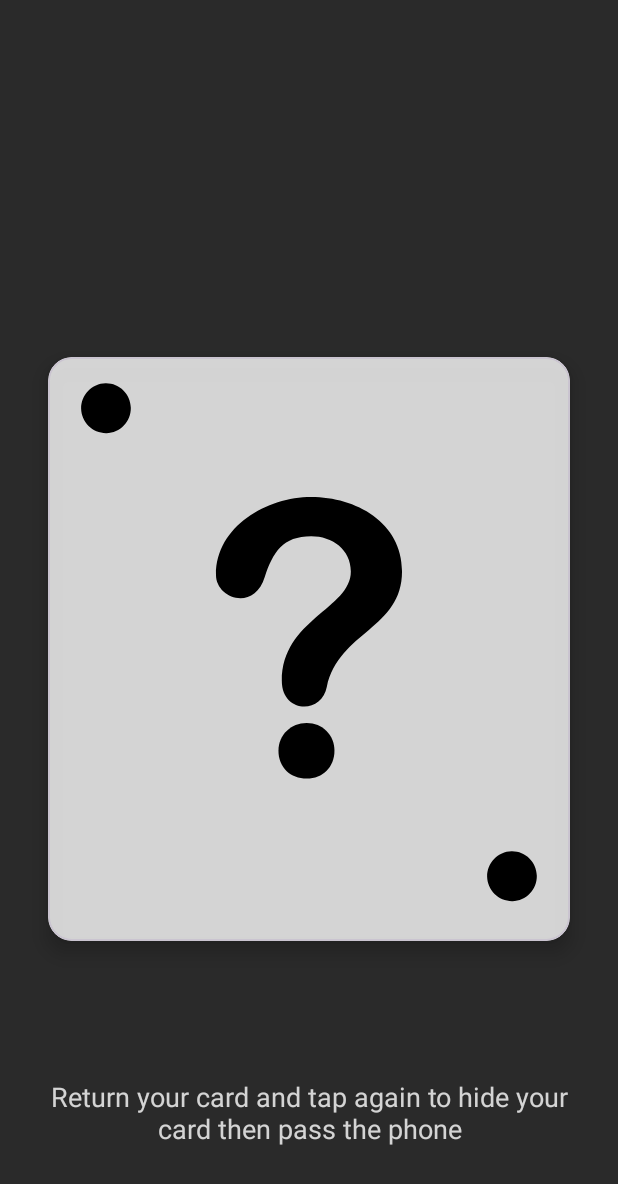
After one commit to pouryash/spy-game, an Android app: the ChooseRoleActivity screen opened directly, with no data from a screen before it, on a phone screen of 412 x 824 dp. The commit adds this screen. Shown: the top 1184 px of the screen. Run offline under Robolectric (Android 15) with nearby library versions, the phone set to English and light mode, and no system bars.

Commit message:
impl choose role

```diff
--- a/app/src/main/AndroidManifest.xml
+++ b/app/src/main/AndroidManifest.xml
@@ -14,7 +14,12 @@
         android:theme="@style/Theme.SpyGame"
         tools:targetApi="31">
         <activity
+            android:name=".ChooseRoleActivity"
+            android:screenOrientation="sensorPortrait"
+            android:exported="false" />
+        <activity
             android:name=".ConfigActivity"
+            android:screenOrientation="sensorPortrait"
             android:exported="false" />
         <activity
             android:name=".MainActivity"
--- /dev/null
+++ b/app/src/main/java/com/pourya/spy_game/ChooseRoleActivity.kt
@@ -0,0 +1,81 @@
+package com.pourya.spy_game
+
+import android.animation.AnimatorInflater
+import android.animation.AnimatorSet
+import android.content.Context
+import android.os.Bundle
+import android.view.View
+import androidx.appcompat.app.AppCompatActivity
+import androidx.core.animation.doOnEnd
+import androidx.core.view.isVisible
+import com.pourya.spy_game.databinding.ActivityChooseRoleBinding
+
+class ChooseRoleActivity : AppCompatActivity() {
+
+    private lateinit var binding: ActivityChooseRoleBinding
+    private var isCardAnimationEnd = true
+
+    override fun onCreate(savedInstanceState: Bundle?) {
+        super.onCreate(savedInstanceState)
+
+        binding = ActivityChooseRoleBinding.inflate(layoutInflater)
+        setContentView(binding.root)
+        setupViews()
+        changeCameraDistance()
+
+    }
+
+    private fun setupViews() {
+        binding.chooseRoleDefaultRoot.root.setOnClickListener {
+            if (binding.chooseRoleDefaultRoot.root.isVisible && isCardAnimationEnd) {
+                isCardAnimationEnd = false
+                flipCard(
+                    this,
+                    binding.chooseRoleShowValueRoot.root,
+                    binding.chooseRoleDefaultRoot.root
+                )
+            }
+        }
+        binding.chooseRoleShowValueRoot.root.setOnClickListener {
+            if (binding.chooseRoleShowValueRoot.root.isVisible && isCardAnimationEnd){
+                isCardAnimationEnd = false
+                flipCard(
+                    this,
+                    binding.chooseRoleDefaultRoot.root,
+                    binding.chooseRoleShowValueRoot.root
+                )
+            }
+        }
+    }
+
+    private fun changeCameraDistance() {
+        val distance = 8000
+        val scale = resources.displayMetrics.density * distance
+        binding.chooseRoleShowValueRoot.root.cameraDistance = scale
+        binding.chooseRoleDefaultRoot.root.cameraDistance = scale
+    }
+
+    fun flipCard(context: Context, visibleView: View, inVisibleView: View) {
+
+        visibleView.visibility = View.VISIBLE
+        val flipOutAnimatorSet =
+            AnimatorInflater.loadAnimator(
+                context,
+                R.animator.flip_out
+            ) as AnimatorSet
+        flipOutAnimatorSet.setTarget(inVisibleView)
+        val flipInAnimationSet =
+            AnimatorInflater.loadAnimator(
+                context,
+                R.animator.flip_in
+            ) as AnimatorSet
+        flipInAnimationSet.setTarget(visibleView)
+        flipOutAnimatorSet.start()
+        flipInAnimationSet.start()
+        flipInAnimationSet.doOnEnd {
+            inVisibleView.visibility = View.GONE
+            isCardAnimationEnd = true
+        }
+    }
+
+}
--- /dev/null
+++ b/app/src/main/res/animator/flip_in.xml
@@ -0,0 +1,21 @@
+<set xmlns:android="http://schemas.android.com/apk/res/android">
+    <objectAnimator
+        android:valueFrom="1.0"
+        android:valueTo="0.0"
+        android:propertyName="alpha"
+        android:duration="0" />
+
+    <objectAnimator
+        android:valueFrom="-180"
+        android:valueTo="0"
+        android:propertyName="rotationY"
+        android:repeatMode="reverse"
+        android:duration="1500" />
+
+    <objectAnimator
+        android:valueFrom="0.0"
+        android:valueTo="1.0"
+        android:propertyName="alpha"
+        android:startOffset="750"
+        android:duration="0" />
+</set>
--- /dev/null
+++ b/app/src/main/res/animator/flip_out.xml
@@ -0,0 +1,14 @@
+<set xmlns:android="http://schemas.android.com/apk/res/android">
+    <objectAnimator
+        android:valueFrom="0"
+        android:valueTo="180"
+        android:propertyName="rotationY"
+        android:duration="1500" />
+
+    <objectAnimator
+        android:valueFrom="1.0"
+        android:valueTo="0.0"
+        android:propertyName="alpha"
+        android:startOffset="750"
+        android:duration="1" />
+</set>
--- /dev/null
+++ b/app/src/main/res/drawable/ic_circle.xml
@@ -0,0 +1,10 @@
+<vector xmlns:android="http://schemas.android.com/apk/res/android"
+    android:width="700dp"
+    android:height="700dp"
+    android:viewportWidth="700"
+    android:viewportHeight="700">
+  <path
+      android:fillColor="#FF000000"
+      android:pathData="m345.7,22.48c140.83,-2.64 257.85,111.07 259.84,253.22 2.64,142.15 -109.75,259.17 -251.24,261.82 -141.49,1.98 -257.85,-111.07 -260.5,-253.22 -1.98,-142.15 110.41,-259.17 251.9,-261.82zM336.44,274.38 L602.89,275.7z"
+      android:fillType="evenOdd"/>
+</vector>
--- /dev/null
+++ b/app/src/main/res/drawable/ic_question_mark.xml
@@ -0,0 +1,12 @@
+<vector xmlns:android="http://schemas.android.com/apk/res/android"
+    android:width="700dp"
+    android:height="700dp"
+    android:viewportWidth="700"
+    android:viewportHeight="700">
+  <path
+      android:fillColor="#FF000000"
+      android:pathData="m345.45,560c-32.56,0 -56.18,-22.45 -56.18,-55.43 0,-31.69 24.79,-55.18 56.18,-55.18 31.38,0 55.18,23.81 55.18,55.18 0,32.14 -23.16,55.43 -55.18,55.43z"/>
+  <path
+      android:fillColor="#FF000000"
+      android:pathData="m165.02,154.55c0,-96.51 101.79,-154.55 189.4,-154.55 88.6,0 180.57,50.23 180.57,147.61 0,114.62 -125.41,119.77 -149.51,229.69 -10.13,55.56 -89.52,52.54 -89.52,-11.5 0,-122.09 137.25,-143.45 137.25,-217.43 0,-44.13 -37.12,-70.34 -78.79,-70.34 -56.5,0 -76,31.58 -92.43,81.06 -20.88,68.56 -96.98,43.37 -96.98,-4.55z"/>
+</vector>
--- /dev/null
+++ b/app/src/main/res/layout/activity_choose_role.xml
@@ -0,0 +1,77 @@
+<?xml version="1.0" encoding="utf-8"?>
+<androidx.constraintlayout.widget.ConstraintLayout xmlns:android="http://schemas.android.com/apk/res/android"
+    xmlns:app="http://schemas.android.com/apk/res-auto"
+    xmlns:tools="http://schemas.android.com/tools"
+    android:layout_width="match_parent"
+    android:layout_height="match_parent"
+    android:background="@color/main"
+    tools:context=".ChooseRoleActivity">
+
+    <TextView
+        android:id="@+id/txt_player_number"
+        android:layout_width="wrap_content"
+        android:layout_height="wrap_content"
+        android:padding="@dimen/standard_margin_x"
+        tools:text="- Player 5 -"
+        android:textColor="@color/secondary"
+        android:textSize="@dimen/dimen_22"
+        app:layout_constraintBottom_toTopOf="@id/guideline_header"
+        app:layout_constraintEnd_toEndOf="parent"
+        app:layout_constraintStart_toStartOf="parent"
+        app:layout_constraintTop_toTopOf="parent"/>
+
+    <androidx.constraintlayout.widget.Guideline
+        android:id="@+id/guideline_header"
+        android:layout_width="wrap_content"
+        android:layout_height="wrap_content"
+        android:orientation="horizontal"
+        app:layout_constraintGuide_percent="0.25" />
+
+    <include
+        android:id="@+id/choose_role_default_root"
+        layout="@layout/choose_role_default"
+        android:layout_width="match_parent"
+        android:layout_height="0dp"
+        android:layout_margin="@dimen/margin_32"
+        app:layout_constraintEnd_toEndOf="parent"
+        app:layout_constraintStart_toStartOf="parent"
+        app:layout_constraintBottom_toTopOf="@id/guideline_footer"
+        app:layout_constraintTop_toBottomOf="@id/guideline_header"/>
+
+    <include
+        android:id="@+id/choose_role_show_value_root"
+        layout="@layout/choose_role_show_value"
+        android:layout_width="match_parent"
+        android:layout_height="0dp"
+        android:visibility="invisible"
+        android:layout_margin="@dimen/margin_32"
+        app:layout_constraintEnd_toEndOf="parent"
+        app:layout_constraintStart_toStartOf="parent"
+        app:layout_constraintBottom_toTopOf="@id/guideline_footer"
+        app:layout_constraintTop_toBottomOf="@id/guideline_header"/>
+
+    <androidx.constraintlayout.widget.Guideline
+        android:id="@+id/guideline_footer"
+        android:layout_width="wrap_content"
+        android:layout_height="wrap_content"
+        android:orientation="horizontal"
+        app:layout_constraintGuide_percent="0.80" />
+
+    <TextView
+        android:id="@+id/txt_hint"
+        android:layout_width="0dp"
+        android:layout_height="wrap_content"
+        android:padding="@dimen/standard_margin_x"
+        android:text="@string/choose_role_hint"
+        android:textColor="@color/secondary"
+        android:layout_marginStart="@dimen/standard_margin_x"
+        android:layout_marginEnd="@dimen/standard_margin_x"
+        android:textSize="@dimen/dimen_18"
+        android:gravity="center"
+        app:layout_constraintBottom_toBottomOf="parent"
+        app:layout_constraintEnd_toEndOf="parent"
+        app:layout_constraintStart_toStartOf="parent"
+        app:layout_constraintTop_toBottomOf="@id/guideline_footer"/>
+
+
+</androidx.constraintlayout.widget.ConstraintLayout>
--- /dev/null
+++ b/app/src/main/res/layout/choose_role_default.xml
@@ -0,0 +1,51 @@
+<?xml version="1.0" encoding="utf-8"?>
+<com.google.android.material.card.MaterialCardView
+    xmlns:app="http://schemas.android.com/apk/res-auto"
+    android:layout_margin="@dimen/margin_32"
+    android:layout_width="wrap_content"
+    android:layout_height="match_parent"
+    app:cardBackgroundColor="@color/secondary"
+    app:cardCornerRadius="@dimen/standard_margin_2x"
+    app:cardElevation="@dimen/standard_margin_x"
+    app:layout_constraintEnd_toEndOf="parent"
+    app:layout_constraintStart_toStartOf="parent"
+    xmlns:android="http://schemas.android.com/apk/res/android">
+
+<androidx.constraintlayout.widget.ConstraintLayout
+    android:layout_width="match_parent"
+    android:layout_height="match_parent">
+
+    <ImageView
+        android:id="@+id/img_circle_mark_top"
+        android:layout_width="45dp"
+        android:layout_height="45dp"
+        android:src="@drawable/ic_circle"
+        android:layout_margin="@dimen/standard_margin_2x"
+        app:layout_constraintTop_toTopOf="parent"
+        app:layout_constraintStart_toStartOf="parent"/>
+
+    <ImageView
+        android:id="@+id/img_question_mark"
+        android:layout_width="wrap_content"
+        android:layout_height="0dp"
+        android:src="@drawable/ic_question_mark"
+        android:paddingTop="@dimen/margin_32"
+        android:paddingStart="@dimen/standard_margin_2x"
+        android:paddingEnd="@dimen/standard_margin_2x"
+        app:layout_constraintTop_toBottomOf="@id/img_circle_mark_top"
+        app:layout_constraintBottom_toTopOf="@id/img_circle_mark_bottom"
+        app:layout_constraintEnd_toEndOf="parent"
+        app:layout_constraintStart_toStartOf="parent"/>
+
+    <ImageView
+        android:id="@+id/img_circle_mark_bottom"
+        android:layout_width="45dp"
+        android:layout_height="45dp"
+        android:src="@drawable/ic_circle"
+        android:layout_margin="@dimen/standard_margin_2x"
+        app:layout_constraintBottom_toBottomOf="parent"
+        app:layout_constraintEnd_toEndOf="parent"/>
+
+</androidx.constraintlayout.widget.ConstraintLayout>
+
+</com.google.android.material.card.MaterialCardView>
--- a/app/src/main/res/values/dimens.xml
+++ b/app/src/main/res/values/dimens.xml
@@ -9,7 +9,9 @@
     <dimen name="dimen_8">8sp</dimen>
     <dimen name="dimen_10">10sp</dimen>
     <dimen name="dimen_12">12sp</dimen>
+    <dimen name="dimen_14">14sp</dimen>
     <dimen name="dimen_16">16sp</dimen>
+    <dimen name="dimen_18">18sp</dimen>
     <dimen name="dimen_20">20sp</dimen>
     <dimen name="dimen_22">22sp</dimen>
     <dimen name="dimen_32">32sp</dimen>
--- a/app/src/main/res/values/strings.xml
+++ b/app/src/main/res/values/strings.xml
@@ -8,4 +8,6 @@
     <string name="specify_player_number">Specify the Number of players in the game</string>
     <string name="specify_spies_number">Specify the number of spies in the game</string>
     <string name="specify_game_time">Specify the time of the game</string>
+    <string name="return_card">Return your card</string>
+    <string name="choose_role_hint">Return your card and tap again to hide your card then pass the phone</string>
 </resources>
--- a/app/src/main/res/values/themes.xml
+++ b/app/src/main/res/values/themes.xml
@@ -10,7 +10,7 @@
     <style name="configItemText" parent="Widget.AppCompat.TextView">
         <item name="android:textColor">@color/main</item>
         <item name="android:textStyle">normal</item>
-        <item name="android:textSize">@dimen/dimen_12</item>
+        <item name="android:textSize">@dimen/dimen_14</item>
     </style>
 
 </resources>
```
Also changed, not shown: app/src/main/java/com/pourya/spy_game/MainActivity.kt (+6 -2 lines), app/src/main/res/layout/activity_main.xml (+11 -7 lines), app/src/main/res/layout/choose_role_show_value.xml (added, +45 -0 lines).
